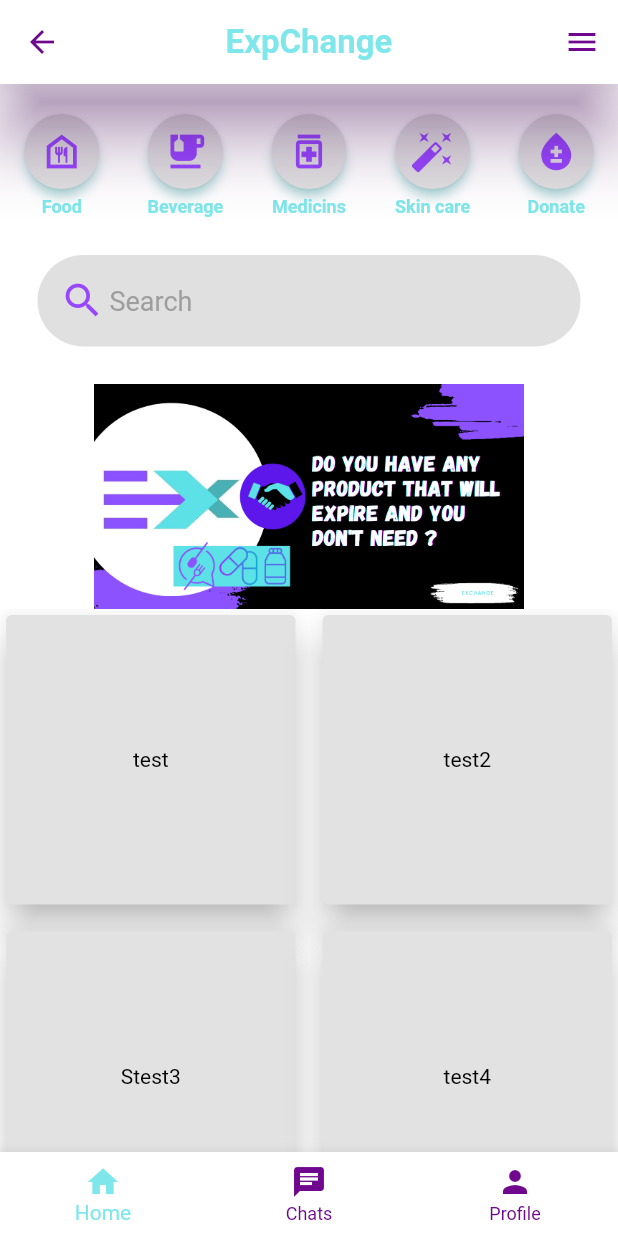
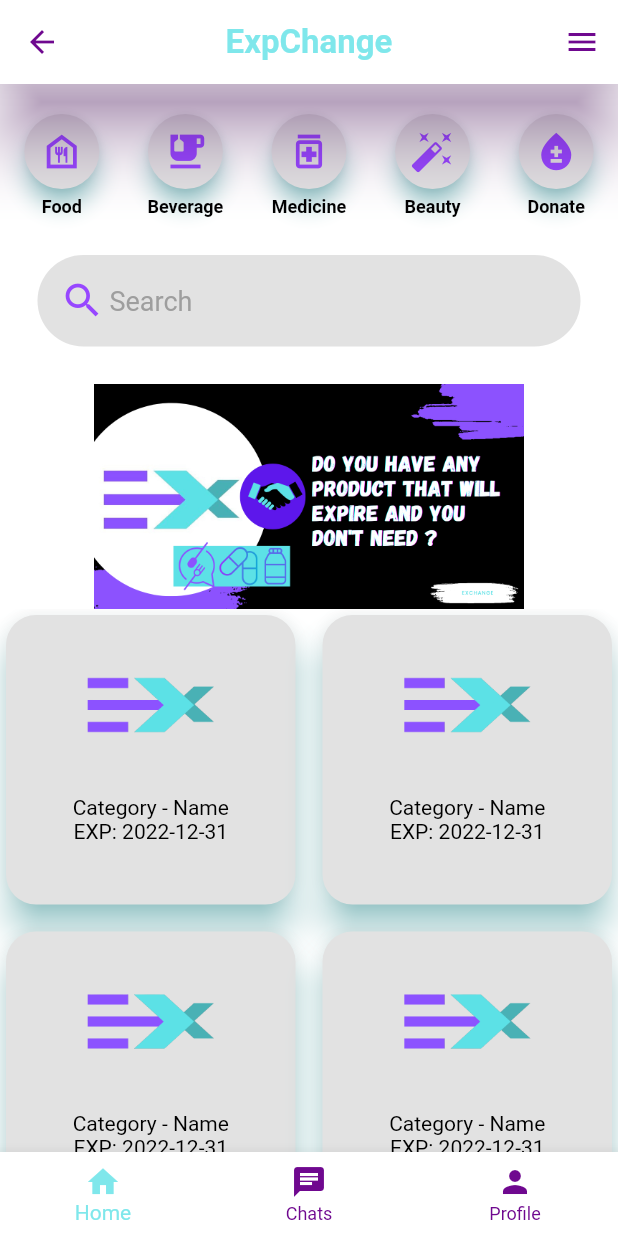
Before and after one commit to MaythamGhaly/exchange-app, a Flutter app: the MyStatefulWidget screen opened directly, on a phone screen of 412 x 824 dp. Run offline on Flutter 3.47's test engine with Material 2 defaults, Android fonts, the phone set to English and light mode, and no system bars; drawn by our look-alikes of carousel_slider; our stand-ins replace drop_shadow_image, shared_preferences; accounts and stored records are empty.

Commit message:
frontend: fix home Controller

```diff
--- a/frontend/lib/screens/homeController.dart
+++ b/frontend/lib/screens/homeController.dart
@@ -44,9 +44,8 @@ class _HomeControllerState extends State<HomeController> {
                       size: 30,
                     ),
                     style: ElevatedButton.styleFrom(
-                      backgroundColor: const Color.fromARGB(255, 224, 224, 224),
-                      elevation: 3,
-                      shadowColor: const Color.fromARGB(200, 92, 225, 230),
+                      elevation: 6,
+                      shadowColor: const Color.fromARGB(255, 92, 225, 230),
                       shape: const CircleBorder(),
                       padding: const EdgeInsets.all(10),
                     ),
@@ -57,7 +56,6 @@ class _HomeControllerState extends State<HomeController> {
                   child: const Text(
                     'Food',
                     style: TextStyle(
-                      color: Color.fromARGB(200, 92, 225, 230),
                       fontSize: 12,
                       fontWeight: FontWeight.bold,
                     ),
@@ -78,9 +76,8 @@ class _HomeControllerState extends State<HomeController> {
                       size: 30,
                     ),
                     style: ElevatedButton.styleFrom(
-                      backgroundColor: const Color.fromARGB(255, 224, 224, 224),
-                      elevation: 3,
-                      shadowColor: const Color.fromARGB(200, 92, 225, 230),
+                      elevation: 6,
+                      shadowColor: const Color.fromARGB(255, 92, 225, 230),
                       shape: const CircleBorder(),
                       padding: const EdgeInsets.all(10),
                     ),
@@ -91,7 +88,6 @@ class _HomeControllerState extends State<HomeController> {
                   child: const Text(
                     'Beverage',
                     style: TextStyle(
-                      color: Color.fromARGB(200, 92, 225, 230),
                       fontSize: 12,
                       fontWeight: FontWeight.bold,
                     ),
@@ -112,9 +108,8 @@ class _HomeControllerState extends State<HomeController> {
                       size: 30,
                     ),
                     style: ElevatedButton.styleFrom(
-                      backgroundColor: const Color.fromARGB(255, 224, 224, 224),
-                      elevation: 3,
-                      shadowColor: const Color.fromARGB(200, 92, 225, 230),
+                      elevation: 6,
+                      shadowColor: const Color.fromARGB(255, 92, 225, 230),
                       shape: const CircleBorder(),
                       padding: const EdgeInsets.all(10),
                     ),
@@ -123,9 +118,8 @@ class _HomeControllerState extends State<HomeController> {
                 Container(
                   margin: const EdgeInsets.only(top: 5.0),
                   child: const Text(
-                    'Medicins',
+                    'Medicine',
                     style: TextStyle(
-                      color: Color.fromARGB(200, 92, 225, 230),
                       fontSize: 12,
                       fontWeight: FontWeight.bold,
                     ),
@@ -146,9 +140,8 @@ class _HomeControllerState extends State<HomeController> {
                       size: 30,
                     ),
                     style: ElevatedButton.styleFrom(
-                      backgroundColor: const Color.fromARGB(255, 224, 224, 224),
-                      elevation: 3,
-                      shadowColor: const Color.fromARGB(200, 92, 225, 230),
+                      elevation: 6,
+                      shadowColor: const Color.fromARGB(255, 92, 225, 230),
                       shape: const CircleBorder(),
                       padding: const EdgeInsets.all(10),
                     ),
@@ -157,9 +150,8 @@ class _HomeControllerState extends State<HomeController> {
                 Container(
                   margin: const EdgeInsets.only(top: 5.0),
                   child: const Text(
-                    'Skin care',
+                    'Beauty',
                     style: TextStyle(
-                      color: Color.fromARGB(200, 92, 225, 230),
                       fontSize: 12,
                       fontWeight: FontWeight.bold,
                     ),
@@ -180,9 +172,8 @@ class _HomeControllerState extends State<HomeController> {
                       size: 30,
                     ),
                     style: ElevatedButton.styleFrom(
-                      backgroundColor: const Color.fromARGB(255, 224, 224, 224),
-                      elevation: 3,
-                      shadowColor: const Color.fromARGB(200, 92, 225, 230),
+                      elevation: 6,
+                      shadowColor: const Color.fromARGB(255, 92, 225, 230),
                       shape: const CircleBorder(),
                       padding: const EdgeInsets.all(10),
                     ),
@@ -193,7 +184,6 @@ class _HomeControllerState extends State<HomeController> {
                   child: const Text(
                     'Donate',
                     style: TextStyle(
-                      color: Color.fromARGB(200, 92, 225, 230),
                       fontSize: 12,
                       fontWeight: FontWeight.bold,
                     ),
@@ -212,7 +202,6 @@ class _HomeControllerState extends State<HomeController> {
                       child: TextFormField(
                         cursorColor: Colors.grey,
                         decoration: InputDecoration(
-                            fillColor: const Color.fromARGB(255, 224, 224, 224),
                             filled: true,
                             border: OutlineInputBorder(
                                 borderRadius: BorderRadius.circular(50),
@@ -254,13 +243,10 @@ class _HomeControllerState extends State<HomeController> {
                       Image.asset('assets/1.jpg'),
                       Image.asset('assets/2.jpg'),
                       Image.asset('assets/3.jpg'),
-                      Image.asset('assets/3.jpg'),
-                      Image.asset('assets/3.jpg')
                     ].map((i) {
                       return Builder(
                         builder: (BuildContext context) {
                           return Container(
-                              width: MediaQuery.of(context).size.width,
                               margin:
                                   const EdgeInsets.symmetric(horizontal: 5.0),
                               child: i);
@@ -285,9 +271,64 @@ class _HomeControllerState extends State<HomeController> {
                   ),
                   children: test
                       .map((item) => Card(
-                            elevation: 10,
-                            child: Center(child: Text(item)),
-                          ))
+                                elevation: 10,
+                                shadowColor:
+                                    const Color.fromARGB(255, 92, 225, 230),
+                                shape: RoundedRectangleBorder(
+                                    borderRadius: BorderRadius.circular(20)),
+                                child: InkWell(
+                                    onTap: () {
+                                      print("hi");
+                                    },
+                                    child: Column(
+                                      children: [
+                                        Image.asset(
+                                          'assets/Exchange-logo.png',
+                                          width: 120,
+                                          height: 120,
+                                        ),
+                                        const Text('Category - Name'),
+                                        const Text('EXP: 2022-12-31'),
+                                      ],
+                                    )),
+                              )
+                          // Card(
+                          //         child: Container(
+                          //             decoration: const BoxDecoration(
+                          //               image: DecorationImage(
+                          //                 image: AssetImage(
+                          //                     "assets/Exchange-logo.png"),
+                          //                 fit: BoxFit.fitWidth,
+                          //                 alignment: Alignment.bottomCenter,
+                          //               ),
+                          //             ),
+                          //             child: Container(
+                          //               alignment: Alignment.bottomCenter,
+                          //               child: const Text("Exp:" + " 2022-12-31\n",
+                          //                   style: TextStyle(
+                          //                       color: Color.fromARGB(255, 0, 0, 0),
+                          //                       fontSize: 20)),
+                          //             )))
+                          // Column(children: [
+                          //       Card(
+                          //           elevation: 10,
+                          //           shape: RoundedRectangleBorder(
+                          //               borderRadius: BorderRadius.circular(12)),
+                          //           child: InkWell(
+                          //               onTap: () {
+                          //                 print("hi");
+                          //               },
+                          //               child: Column(children: [
+                          //                 Image.asset("assets/Exchange-logo.png",
+                          //                     fit: BoxFit.cover),
+                          //                 Container(
+                          //                   child: const Center(
+                          //                     child: Text("item"),
+                          //                   ),
+                          //                 )
+                          //               ]))),
+                          //     ])
+                          )
                       .toList(),
                 ),
               )
```
